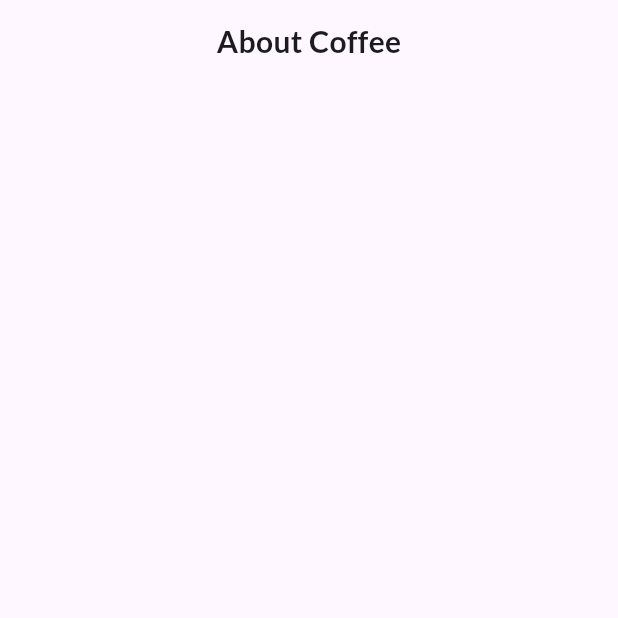
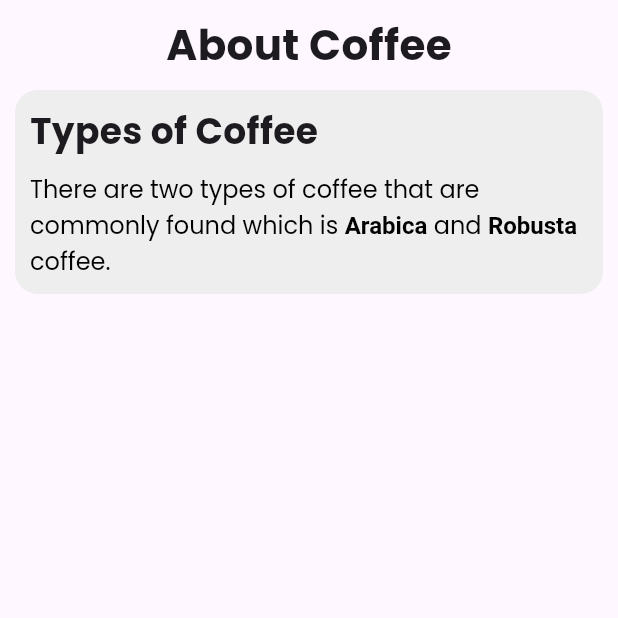
Before and after one commit to fsakhiy/about-coffee-flutter, a Flutter app: the screen it shows after launch, on a phone screen of 412 x 824 dp, the top half of it. Run offline on Flutter 3.47's test engine with Material 3 defaults, Android fonts, the phone set to English and light mode, and no system bars; our stand-ins replace google_fonts.

Commit message:
added new content

```diff
--- a/lib/main.dart
+++ b/lib/main.dart
@@ -18,20 +18,74 @@ class AppBar extends StatelessWidget {
   @override
   Widget build(BuildContext context) {
     return Container(
-      height: 56,
+      height: 60,
       padding: const EdgeInsets.symmetric(horizontal: 8),
       // decoration: const BoxDecoration(color: Colors.white),
       child: Row(
         children: [
           Expanded(child:
             Center(child:
-              Text('About Coffee', style: GoogleFonts.lato(textStyle: const TextStyle(fontSize: 20, fontWeight: FontWeight.bold))),
+              Text('About Coffee', style: GoogleFonts.poppins(textStyle: const TextStyle(fontSize: 28, fontWeight: FontWeight.bold))),
             ),
           )
         ],
       )
     );
   }
+}
+
+class TypesOfCoffee extends StatelessWidget {
+  const TypesOfCoffee({super.key});
+
+  @override
+  Widget build(BuildContext context) {
+    return Container(
+      margin: const EdgeInsets.symmetric(horizontal: 10),
+      padding: const EdgeInsets.symmetric(vertical: 10, horizontal: 10),
+      width: double.infinity,
+      decoration: BoxDecoration(
+        color: Colors.grey[200],
+        borderRadius: BorderRadius.circular(15.0),
+      ),
+      child: Column(children: [
+        SizedBox(
+          width: double.infinity,
+          child:
+          Text('Types of Coffee', style: GoogleFonts.poppins(textStyle: const TextStyle(fontWeight: FontWeight.bold, fontSize: 24))),
+        ),
+        const SizedBox(height: 10),
+        SizedBox(
+          width: double.infinity,
+          child:
+          // Text('there are two types of coffee that are commonly found which is Arabica and Robusta coffee', style: GoogleFonts.poppins(textStyle: const TextStyle(fontSize: 14))),
+          RichText(
+            text: TextSpan(
+              text: 'There are two types of coffee that are commonly found which is ',
+              style: GoogleFonts.poppins(textStyle: const TextStyle(color: Colors.black, fontSize: 16)),
+              children: const <TextSpan>[
+                TextSpan(
+                  text: 'Arabica',
+                  style: TextStyle(fontWeight: FontWeight.bold),
+                ),
+                TextSpan(
+                  text: ' and ',
+                ),
+                TextSpan(
+                  text: 'Robusta',
+                  style: TextStyle(fontWeight: FontWeight.bold),
+                ),
+                TextSpan(
+                  text: ' coffee.',
+                ),
+              ],
+            ),
+          ),
+
+        ),
+      ],),
+    );
+  }
+
 }
 
 class HomePage extends StatelessWidget {
@@ -43,6 +97,7 @@ class HomePage extends StatelessWidget {
       child: Column(
         children: [
           AppBar(),
+          TypesOfCoffee(),
         ],
       ),
     );
```
